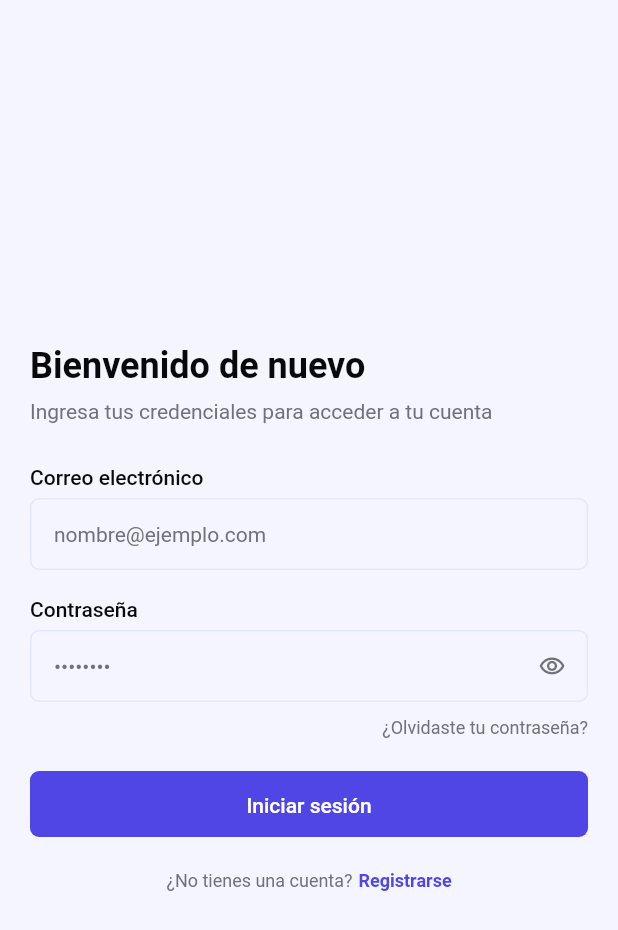
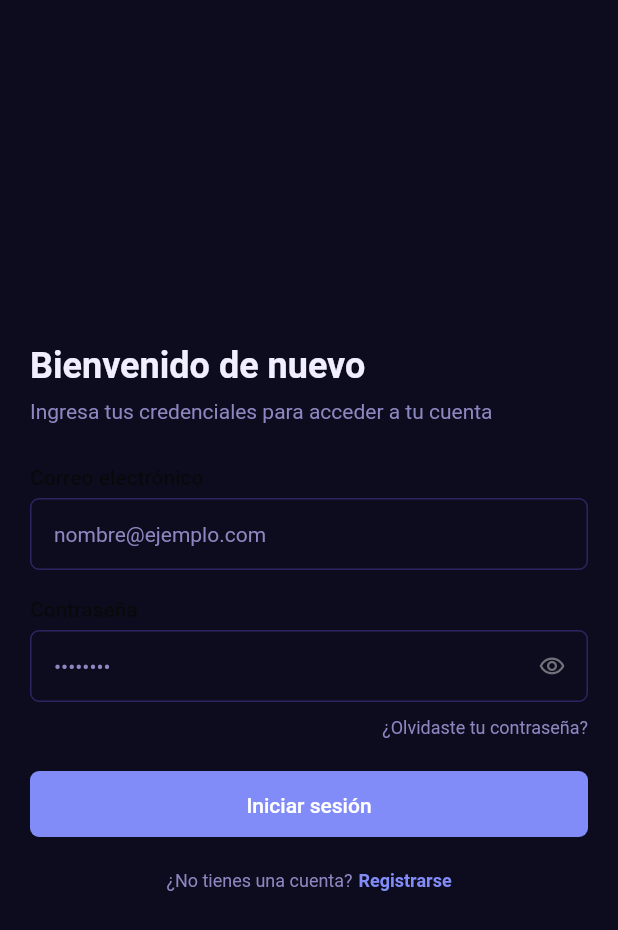
Before and after one commit to jsalazarv/task-mobile, a Flutter app: the screen it shows after launch, on a phone screen of 412 x 824 dp. Shown: the top 930 px of the screen. Run offline on Flutter 3.47's test engine with Material 3 defaults, Android fonts, the phone set to English and light mode, and no system bars; our stand-ins replace audioplayers, connectivity_plus, dartz, dio, equatable, flutter_bloc and 7 more; accounts and stored records are empty; generated files the repository leaves out were written again.

Commit message:
feat(routing): add /members route, register MemberService in main, and add iOS camera/gallery permissions

```diff
--- a/lib/core/routes/app_router.dart
+++ b/lib/core/routes/app_router.dart
@@ -5,9 +5,11 @@ import 'package:go_router/go_router.dart';
 import 'package:hometasks/core/routes/app_routes.dart';
 import 'package:hometasks/features/auth/presentation/bloc/auth_bloc.dart';
 import 'package:hometasks/features/auth/presentation/bloc/auth_state.dart';
-import 'package:hometasks/features/auth/presentation/pages/home_page.dart';
 import 'package:hometasks/features/auth/presentation/pages/login_page.dart';
 import 'package:hometasks/features/auth/presentation/pages/register_page.dart';
+import 'package:hometasks/features/home/presentation/pages/home_page.dart';
+import 'package:hometasks/features/settings/presentation/pages/members_page.dart';
+import 'package:hometasks/features/settings/presentation/pages/settings_page.dart';
 
 /// Adaptador que convierte el stream del AuthBloc en un [Listenable]
 /// para que GoRouter se refresque ante cambios de estado.
@@ -49,6 +51,16 @@ GoRouter buildAppRouter(AuthBloc authBloc) {
         name: 'home',
         builder: (_, __) => const HomePage(),
       ),
+      GoRoute(
+        path: AppRoutes.settings,
+        name: 'settings',
+        builder: (_, __) => const SettingsPage(),
+      ),
+      GoRoute(
+        path: AppRoutes.members,
+        name: 'members',
+        builder: (_, __) => const MembersPage(),
+      ),
     ],
   );
 }
--- a/lib/core/routes/app_routes.dart
+++ b/lib/core/routes/app_routes.dart
@@ -4,5 +4,7 @@ abstract final class AppRoutes {
   static const register = '/register';
 
   // App
-  static const home = '/';
+  static const home     = '/';
+  static const settings = '/settings';
+  static const members  = '/members';
 }
--- a/lib/main.dart
+++ b/lib/main.dart
@@ -6,6 +6,8 @@ import 'package:hometasks/core/config/env/dev_env.dart';
 import 'package:hometasks/core/config/env/env_config.dart';
 import 'package:hometasks/core/di/injection.dart';
 import 'package:hometasks/core/routes/app_router.dart';
+import 'package:hometasks/core/services/member_service.dart';
+import 'package:hometasks/core/settings/app_settings_cubit.dart';
 import 'package:hometasks/core/storage/hive_service.dart';
 import 'package:hometasks/core/theme/app_theme.dart';
 import 'package:hometasks/features/auth/presentation/bloc/auth_bloc.dart';
@@ -20,6 +22,8 @@ Future<void> main() async {
 
   final hiveService = getIt<HiveService>();
   await hiveService.init();
+
+  await MemberService.instance.load();
 
   final authBloc = getIt<AuthBloc>();
   authBloc.add(const AuthCheckSessionRequested());
@@ -38,22 +42,41 @@ class HomeTasks extends StatefulWidget {
 
 class _HomeTasksState extends State<HomeTasks> {
   late final _router = buildAppRouter(widget.authBloc);
+  final _settingsCubit = AppSettingsCubit();
+
+  @override
+  void dispose() {
+    _settingsCubit.close();
+    super.dispose();
+  }
 
   @override
   Widget build(BuildContext context) {
-    return BlocProvider.value(
-      value: widget.authBloc,
-      child: MaterialApp.router(
+    return MultiBlocProvider(
+      providers: [
+        BlocProvider.value(value: widget.authBloc),
+        BlocProvider.value(value: _settingsCubit),
+      ],
+      child: BlocBuilder<AppSettingsCubit, AppSettingsState>(
+        builder: (context, settings) {
+          return MaterialApp.router(
             title: 'HomeTasks',
             debugShowCheckedModeBanner: false,
 
-        // Theme
-        theme: AppTheme.light,
-        darkTheme: AppTheme.dark,
-        themeMode: ThemeMode.light,
+            // Theme dinámico — se reconstruye cuando cambia el cubit.
+            // effectivePrimaryColor adapta el acento al tema si no hay color custom.
+            theme: AppTheme.withPrimary(
+              settings.effectivePrimaryColor,
+              brightness: Brightness.light,
+            ),
+            darkTheme: AppTheme.withPrimary(
+              settings.effectivePrimaryColor,
+              brightness: Brightness.dark,
+            ),
+            themeMode: settings.themeMode,
 
-        // i18n
-        locale: const Locale('es'),
+            // i18n dinámico
+            locale: settings.locale,
             supportedLocales: AppLocalizations.supportedLocales,
             localizationsDelegates: const [
               AppLocalizations.delegate,
@@ -64,6 +87,8 @@ class _HomeTasksState extends State<HomeTasks> {
 
             // Routing
             routerConfig: _router,
+          );
+        },
       ),
     );
   }
```
Also changed, not shown: 2 other files. Lines whose indentation alone changed are shown as unchanged.
